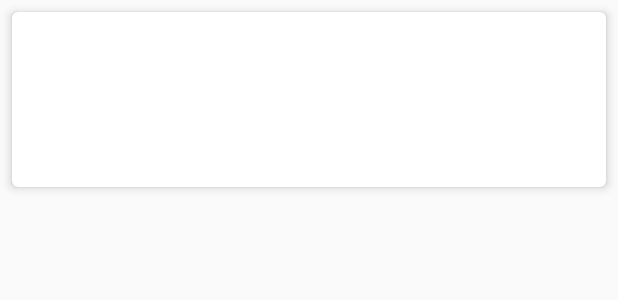
After one commit to JoelDarnes88/android, an Android app: the layout post_item.xml on its own in the app's theme, with its tools: preview values and no code run, on a phone screen of 412 x 824 dp. The commit adds this screen. Shown: the top 300 px of the screen. Run offline under Robolectric (Android 15) with nearby library versions, the phone set to English and light mode, and no system bars.

Commit message:
Com a UR, poder veure els posts Tasca P244-113 Mostrar els posts amb RecyclerView GET /posts

```diff
--- a/app/src/main/java/org/udg/pds/todoandroid/entity/User.java
+++ b/app/src/main/java/org/udg/pds/todoandroid/entity/User.java
@@ -12,4 +12,7 @@ public class User {
     public Long id;
     public String username;
     public String email;
+
+    public String getUsername () { return username; }
+
 }
--- a/app/src/main/java/org/udg/pds/todoandroid/rest/TodoApi.java
+++ b/app/src/main/java/org/udg/pds/todoandroid/rest/TodoApi.java
@@ -44,4 +44,10 @@ public interface TodoApi {
 
     @POST("/posts/post")
     Call<ResponseBody> addPost(@Body Post post);
+
+    @GET("/posts")
+    Call<List<Post>> getPosts();
+
+    @GET("/posts/me")
+    Call<List<Post>> getMeusPosts();
 }
--- /dev/null
+++ b/app/src/main/res/layout/post_item.xml
@@ -0,0 +1,37 @@
+<?xml version="1.0" encoding="utf-8"?>
+<androidx.cardview.widget.CardView xmlns:android="http://schemas.android.com/apk/res/android"
+    xmlns:app="http://schemas.android.com/apk/res-auto"
+    android:layout_width="match_parent"
+    android:layout_height="wrap_content"
+    android:layout_margin="8dp"
+    app:cardElevation="4dp"
+    app:cardCornerRadius="4dp">
+
+    <LinearLayout
+        android:layout_width="match_parent"
+        android:layout_height="wrap_content"
+        android:orientation="vertical"
+        android:padding="16dp">
+
+        <TextView
+            android:id="@+id/post_item_titol"
+            android:layout_width="match_parent"
+            android:layout_height="wrap_content"
+            android:layout_marginBottom="8dp"
+            android:textSize="18sp"
+            android:textStyle="bold" />
+
+        <TextView
+            android:id="@+id/post_item_descripcio"
+            android:layout_width="match_parent"
+            android:layout_height="wrap_content"
+            android:layout_marginBottom="8dp"
+            android:textSize="16sp" />
+
+        <TextView
+            android:id="@+id/post_item_preu"
+            android:layout_width="match_parent"
+            android:layout_height="wrap_content"
+            android:textSize="16sp" />
+    </LinearLayout>
+</androidx.cardview.widget.CardView>
--- a/app/src/main/res/menu/bottom_navigation_menu.xml
+++ b/app/src/main/res/menu/bottom_navigation_menu.xml
@@ -2,7 +2,7 @@
 <menu xmlns:android="http://schemas.android.com/apk/res/android"
       xmlns:app="http://schemas.android.com/apk/res-auto">
     <item
-            android:id="@+id/action_home"
+            android:id="@+id/homePostsFragment"
             android:enabled="true"
             android:icon="@drawable/ic_home_black_24dp"
             android:title="@string/text_home"
```
Also changed, not shown: app/src/main/java/org/udg/pds/todoandroid/entity/Post.java (+27 -2 lines), app/src/main/java/org/udg/pds/todoandroid/fragment/HomePostsFragment.java (added, +204 -0 lines), app/src/main/res/layout/fragment_home_posts.xml (added, +20 -0 lines), app/src/main/res/navigation/nav_graph.xml (+6 -1 lines).
